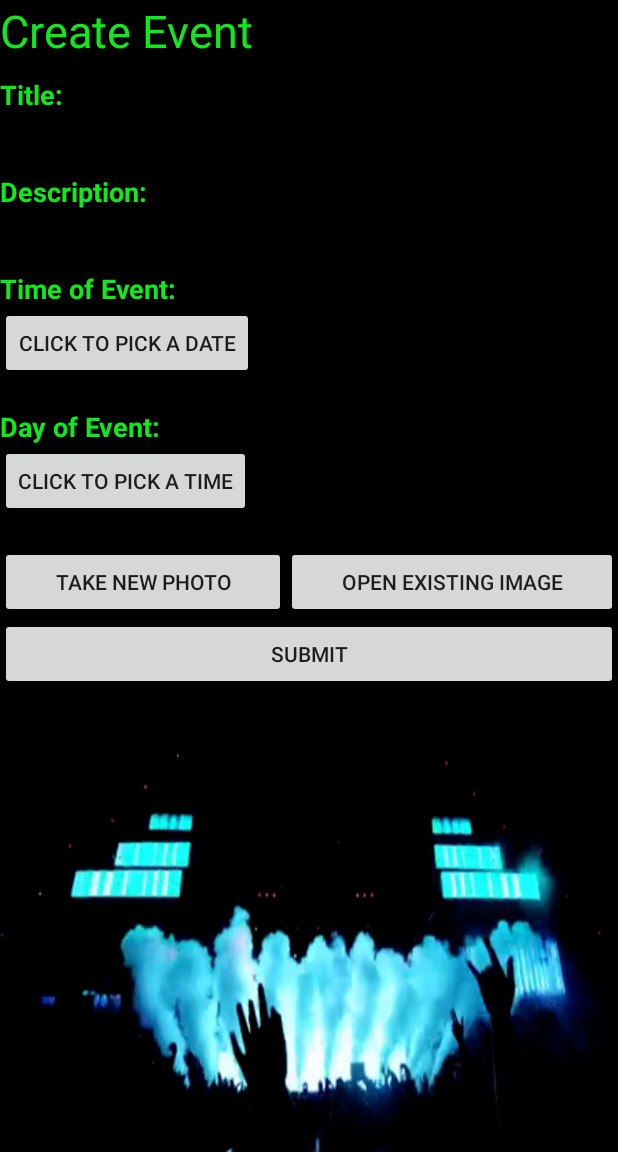
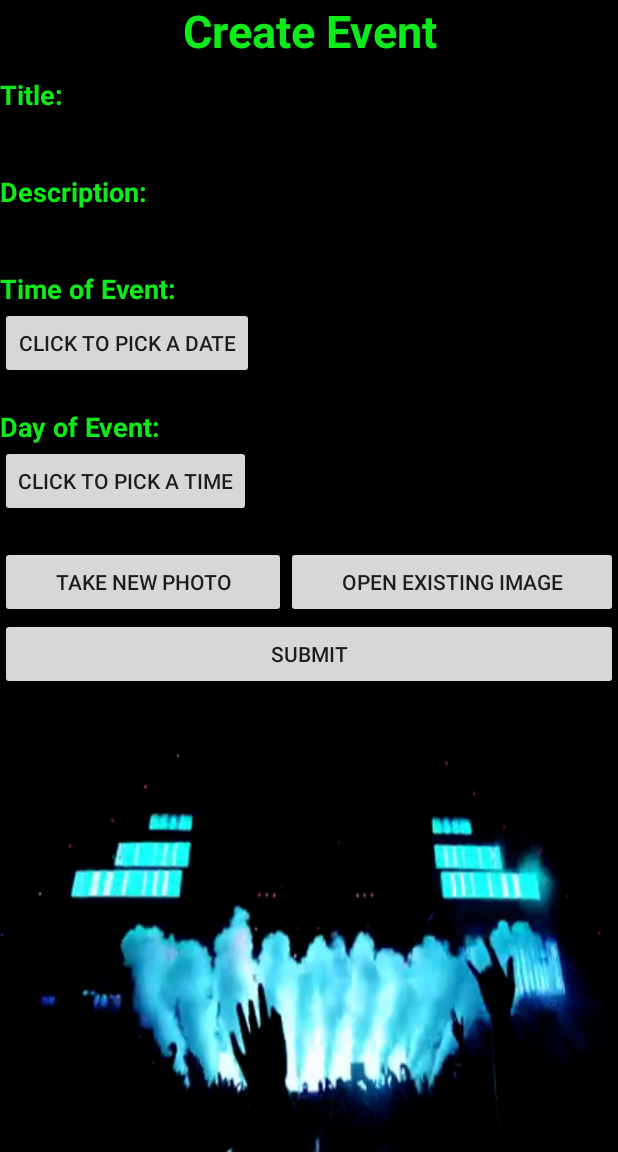
Before and after one commit to Coolest101Group/UCSDBulletinBoard, an Android app: the CreateEvent screen opened directly, with no data from a screen before it, on a phone screen of 412 x 824 dp, the part 84-1236 px from its top. Run offline under Robolectric (Android 15) with nearby library versions, the phone set to English and light mode, and no system bars.

```diff
--- a/app/src/main/res/layout/activity_create_event.xml
+++ b/app/src/main/res/layout/activity_create_event.xml
@@ -30,7 +30,9 @@
                 android:paddingBottom="10dp"
                 android:layout_width="fill_parent"
                 android:layout_height="wrap_content"
-                android:textColor="#0feb1a" />
+                android:textColor="#0feb1a"
+                android:gravity="center"
+                android:textStyle="bold" />
             <TextView
                 android:text="@string/input_event_title"
                 android:layout_width="wrap_content"
```
Also changed, not shown: app/src/main/java/com/apress/gerber/ucsdbulletinboard/CreateEvent.java (+19 -3 lines).
